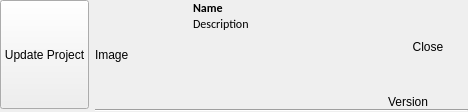
The window that src/roam/ui/ui_projectwidget.ui (roam-qgis/Roam) describes before a commit, drawn with Qt 5.
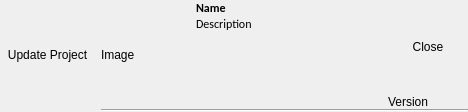
The same window after the commit. Icons and pictures are not drawn.

Commit message: Add icon for project update

The edit to the form file:
```diff
--- a/src/roam/ui/ui_projectwidget.ui
+++ b/src/roam/ui/ui_projectwidget.ui
@@ -233,7 +233,7 @@
     </layout>
    </item>
    <item row="0" column="0" rowspan="3">
-    <widget class="QPushButton" name="updateButton">
+    <widget class="QToolButton" name="updateButton">
      <property name="sizePolicy">
       <sizepolicy hsizetype="Maximum" vsizetype="Preferred">
        <horstretch>0</horstretch>
@@ -243,6 +243,22 @@
      <property name="text">
       <string>Update Project</string>
      </property>
+     <property name="icon">
+      <iconset resource="../resources.qrc">
+       <normaloff>:/icons/download</normaloff>:/icons/download</iconset>
+     </property>
+     <property name="iconSize">
+      <size>
+       <width>32</width>
+       <height>32</height>
+      </size>
+     </property>
+     <property name="toolButtonStyle">
+      <enum>Qt::ToolButtonTextUnderIcon</enum>
+     </property>
+     <property name="autoRaise">
+      <bool>true</bool>
+     </property>
     </widget>
    </item>
   </layout>
```
The commit also changes 2 other files.
